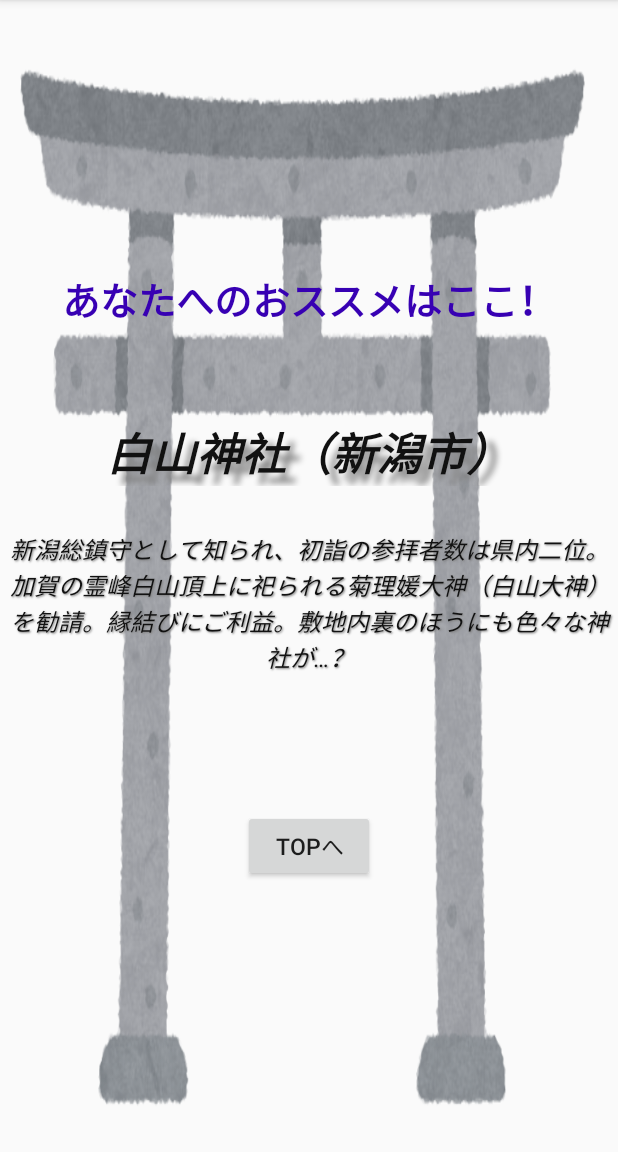
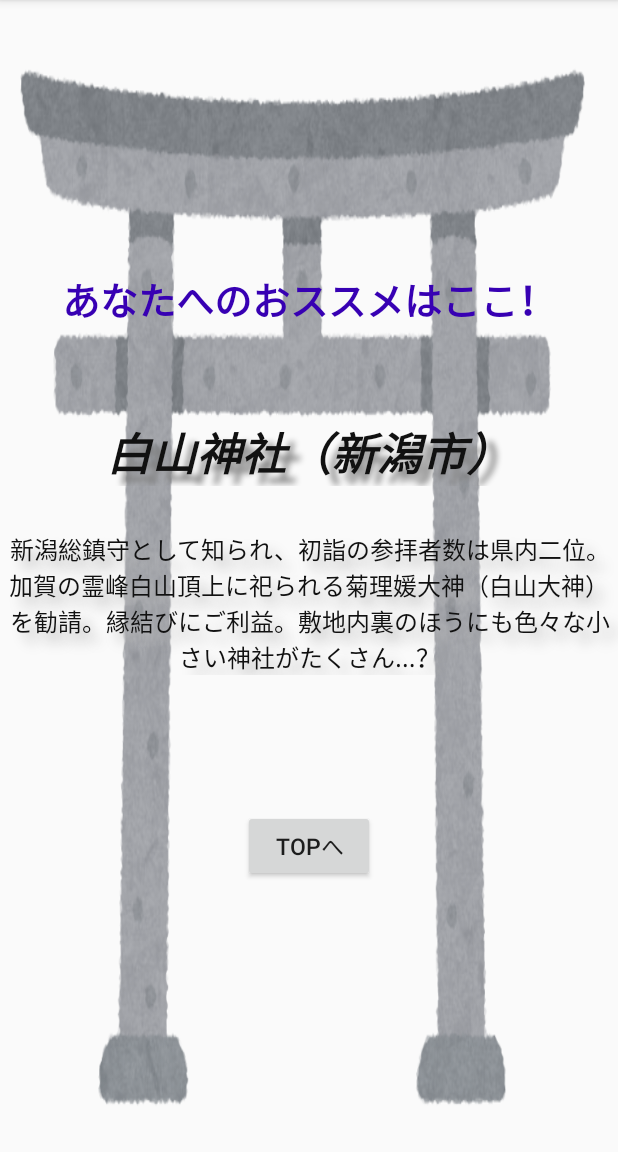
Before and after one commit to KosukeFujiwara/AndroidGameApp_Quiz_de_Sanpai, an Android app: the RecommendActivity screen opened directly, with no data from a screen before it, on a phone screen of 412 x 824 dp, the part 84-1236 px from its top. Run offline under Robolectric (Android 15) with nearby library versions, the phone set to English and light mode, and no system bars.

Commit message:
誤字・レイアウト等微修正

```diff
--- a/app/src/main/java/jp/ac/jjc/niigatashrines/RecommendActivity.java
+++ b/app/src/main/java/jp/ac/jjc/niigatashrines/RecommendActivity.java
@@ -1,13 +1,12 @@
 package jp.ac.jjc.niigatashrines;
-
-import androidx.appcompat.app.AppCompatActivity;
 
 import android.content.Intent;
 import android.os.Bundle;
-import android.text.TextDirectionHeuristic;
 import android.view.View;
 import android.widget.Button;
 import android.widget.TextView;
+
+import androidx.appcompat.app.AppCompatActivity;
 
 import java.util.Random;
 
@@ -15,23 +14,23 @@ public class RecommendActivity extends AppCompatActivity {
 
     Random random = new Random();
     int i;
-    final String[] recommend = {"彌彦神社（弥彦村）", "白山神社（新潟市）", "湊稲荷神社（新潟市）", "新潟縣護国神社（新潟市）", "春日山神社（上越市）",
+    final String[] recommend = {"彌彦神社（弥彦村）", "白山神社（新潟市）", "湊稲荷神社（新潟市）", "新潟縣護國神社（新潟市）", "春日山神社（上越市）",
                             "居多神社（上越市）", "天津神社・奴奈川神社（糸魚川市）", "能生白山神社（糸魚川市）", "戸隠神社（燕市）", "御嶽山神社（柏崎市）",
                                 "胞姫神社（柏崎市）", "春日神社（上越市）", "石動神社（小千谷市）","度津神社（佐渡市羽茂）","宝徳山稲荷大社（長岡市）"};
     final String[] recommendText = {"越後国一宮の一つで、初詣の参拝者数は県内トップ。御祭神は天照大神の曾孫の天香山命（あめのかごやまのみこと）で、創建は紀元前という、古くて格式高い神社。万葉集にも登場。弥彦山山頂には奥宮もある。",
-                "新潟総鎮守として知られ、初詣の参拝者数は県内二位。加賀の霊峰白山頂上に祀られる菊理媛大神（白山大神）を勧請。縁結びにご利益。敷地内裏のほうにも色々な神社が…？",
+                "新潟総鎮守として知られ、初詣の参拝者数は県内二位。加賀の霊峰白山頂上に祀られる菊理媛大神（白山大神）を勧請。縁結びにご利益。敷地内裏のほうにも色々な小さい神社がたくさん…？",
                 "享保元年より300余年の歴史を持ち、回る狛犬「願懸の高麗犬」で知られる。昔、花街の女性達が港から船乗りが出て行かないよう、高麗犬の向きを変え、荒天祈願をしていたが、いつしか様々な願いを持った人々が訪れるようになったという。",
-                "新潟県関係の殉国の英霊を祀る。初詣の参拝者数は県内三位。マリンピア日本海のすぐ近くにある。",
+                "新潟県関係の殉国の英霊を祀る。初詣の参拝者数は県内三位。マリンピア日本海のすぐ近く。CMでたまに見かける迎賓館TOKIWAとやらはここの敷地内にある。",
                 "米沢市の上杉神社より分霊、上杉謙信公を祀る。それゆえ勝負事の祈願に訪れる人も多い。本殿近くで書置きの御朱印が貰えるが、受付のおばさんの愛想が悪いと評判。駐車場からの階段がキツい。時間があれば春日山城跡の散策もアリか。",
-                "越後国一宮の一つ。かつて親鸞聖人も訪れたといい、それにまつわる越後七不思議の第一番「片葉葦」が群生していることでも知られているう。市内の某有名企業も新店舗の地鎮祭はここにお願いしているとかなんとか。個性的な筆跡の御朱印が印象的。",
-                "天津神社は越後国一宮で、春の大祭にて奉納される舞楽は、国の重要無形民俗文化財に指定されている。奴奈川神社は境内社。",
-                "本殿は室町時代の特色を残す国指定重要文化財で、春季大祭では国指定重要無形民俗文化財の舞楽が奉納される。海沿いの弁天岩（糸魚川ジオパークのジオサイト）には末社の厳島神社もあり。",
+                "越後国一宮の一つ。かつて親鸞聖人も訪れたといい、それにまつわる越後七不思議の第一番「片葉葦」が群生していることでも知られている。市内の某有名企業も新店舗の地鎮祭はここにお願いしているとかなんとか。個性的な筆跡の御朱印が印象的。",
+                "天津神社は越後国一宮で、春の大祭にて奉納される舞楽は、国の重要無形民俗文化財に指定されている。境内社として奴奈川神社もある。糸魚川といえば翡翠、翡翠といえば奴奈川姫です。",
+                "本殿は室町時代の特色を残す国指定重要文化財で、春季大祭では国指定重要無形民俗文化財の舞楽が奉納される。海沿いの弁天岩（糸魚川ジオパークのジオサイト）には末社の厳島神社もある。",
                 "信州戸隠神社より分霊。かつて祠を守るように燕が群れていたため、付近が燕の村と呼ばれるようになった（現在の燕市の名前の由来）との説がある。境内には、全国でも珍しいお菓子の神様を祀る「菓祖社」も。",
-                "御嶽大神を祀る。素焼きのお皿（100円）を購入して、三回息を吹きかけてから石に投げつけて皿を割り、厄を祓うという「厄割り石」が有名。",
-                "「胞」とは胞衣（えな：胎児を包む膜や胎盤のこと）を意味し、安産・子授けの神として知られる。伝承では、奥州に逃れる途中で寄った源義経の嫡男出産が、当神社の縁起の起こりであるという。国道8号沿いのすごいところにある。",
-                "奈良の春日大社より分霊され、春日大社の記録では全国の春日神社の中で最初に出てくる。当初は春日山山頂に創建されるが、春日山城築城の際に城の鬼門の位置に遷座、現在に至る。2020年4月、約200年ぶりに建て替えられて綺麗に。",
-                "読みは「いするぎじんじゃ」。錦鯉と牛の角突きの天井画がある。オリジナル御朱印長が特徴的。現在の外見はあまり神社っぽくなく、一軒家と一体化したような形態となっている。",
-                "読みは「わたつじんじゃ」。佐渡一ノ宮を称する。五十猛命を御祭神に、陸上海上の守護神として信仰を集める、古来より格式高い神社。しかし古文書が洪水で流失しており、創建年代などは明らかでないという。",
+                "御嶽大神を祀る。素焼きのお皿（100円）を購入して、三回息を吹きかけてから石に投げつけて皿を割り、厄を祓うという「厄割り石」が有名。徒歩圏内に八坂神社もあり、そちらの御朱印もここでもらえる。",
+                "読みは「よなひめじんじゃ」。「胞」とは胞衣（えな：胎児を包む膜や胎盤のこと）を意味し、安産・子授けの神として知。伝承では、奥州に逃れる途中で寄った源義経の嫡男出産が、当神社の縁起の起こりであるという。国道8号沿いのすごいところにある。",
+                "奈良の春日大社より分霊され、春日大社の記録では、全国の春日神社の中で最初に出てくる。当初は春日山山頂に創建されるが、春日山城築城の際に城の鬼門の位置に遷座、現在に至る。2020年4月、約200年ぶりに建て替えられて綺麗に。",
+                "読みは「いするぎじんじゃ」。錦鯉と牛の角突きの天井画がある。オリジナル御朱印帳が特徴的。現在の外見はあまり神社っぽくなく、一軒家と一体化したような形態となっている。",
+                "読みは「わたつじんじゃ」。佐渡一ノ宮を称する。五十猛命を御祭神に、陸上海上の守護神として信仰を集める、古来より格式高い神社。しかし古文書が洪水で流失しており、創建年代などは明らかでないという。佐渡で数少ない行ってみたい場所。",
                 "その由緒は縄文時代にまで遡り、持統天皇の御代には越国総鎮守一ノ宮を賜ったという。現在の社殿は大変立派で圧巻のスケールを持ち、目の前にするとお金の匂いを感じずにはいられないが、そのようなこと決して口にしてはいけない。"};
 
     @Override
--- a/app/src/main/res/layout/activity_recommend.xml
+++ b/app/src/main/res/layout/activity_recommend.xml
@@ -27,7 +27,7 @@
         android:textStyle="bold|italic"
         android:textColor="#111111"
         android:typeface="serif"
-        android:layout_gravity="center_horizontal"
+        android:gravity="center_horizontal"
         android:shadowColor="#808080"
         android:shadowDx="10.0"
         android:shadowDy="10.0"
@@ -39,14 +39,14 @@
         android:layout_marginBottom="90dp"
         android:text=""
         android:textSize="16sp"
-        android:textStyle="italic"
+        android:textStyle="normal"
         android:textColor="#111111"
-        android:typeface="normal"
+        android:typeface="serif"
         android:gravity="center"
-        android:shadowColor="#808080"
-        android:shadowDx="1.0"
-        android:shadowDy="1.0"
-        android:shadowRadius="1.0"/>
+        android:shadowColor="#bbbbbb"
+        android:shadowDx="10.0"
+        android:shadowDy="10.0"
+        android:shadowRadius="10.0"/>
     <Button
         android:id="@+id/btnToTop"
         android:layout_width="wrap_content"
--- a/build.gradle
+++ b/build.gradle
@@ -5,7 +5,7 @@ buildscript {
         jcenter()
     }
     dependencies {
-        classpath "com.android.tools.build:gradle:4.0.0"
+        classpath 'com.android.tools.build:gradle:4.0.1'
 
         // NOTE: Do not place your application dependencies here; they belong
         // in the individual module build.gradle files
```
Also changed, not shown: app/src/main/java/jp/ac/jjc/niigatashrines/GameActivity.java (+7 -10 lines), app/src/main/res/layout/activity_main.xml (+5 -5 lines), app/src/main/res/layout/activity_manners.xml (+7 -3 lines).
